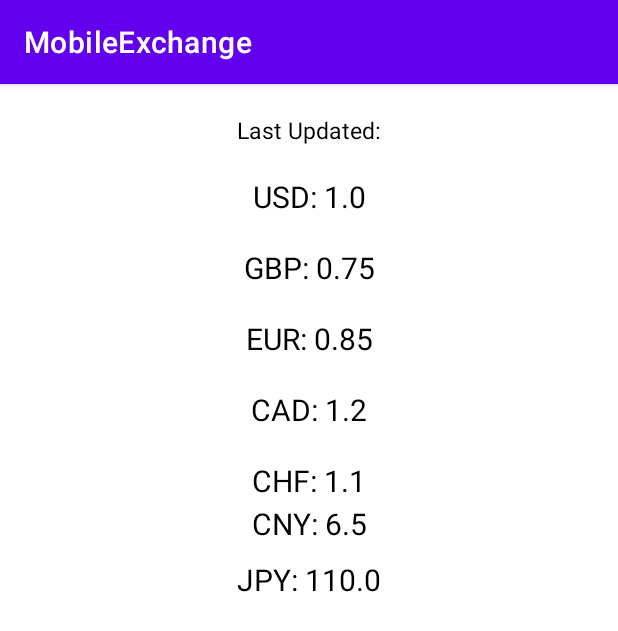
After one commit to Kamil-Matusz/MobileExchange, an Android app: the fragment ExchangeRateFragment shown on its own in the app's theme, on a phone screen of 412 x 824 dp. The commit adds this screen. Shown: the top 631 px of the screen. Run offline under Robolectric (Android 15) with nearby library versions, the phone set to English and light mode, and no system bars.

Commit message:
Currency Rates nav panel

```diff
--- a/MobileExchange/app/build.gradle.kts
+++ b/MobileExchange/app/build.gradle.kts
@@ -40,6 +40,7 @@ android {
 
 dependencies {
 
+    implementation("com.google.code.gson:gson:2.8.9")
     implementation("androidx.core:core-ktx:1.9.0")
     implementation("androidx.appcompat:appcompat:1.6.1")
     implementation("com.google.android.material:material:1.10.0")
--- a/MobileExchange/app/src/main/java/com/example/mobileexchange/MainActivity.kt
+++ b/MobileExchange/app/src/main/java/com/example/mobileexchange/MainActivity.kt
@@ -1,5 +1,6 @@
 package com.example.mobileexchange
 
+import android.app.DownloadManager
 import android.os.Bundle
 import android.view.Menu
 import android.view.MenuItem
@@ -12,6 +13,8 @@ import androidx.navigation.ui.setupActionBarWithNavController
 import androidx.navigation.ui.setupWithNavController
 import androidx.drawerlayout.widget.DrawerLayout
 import androidx.appcompat.app.AppCompatActivity
+import com.example.mobileexchange.R.id.action_currencyRates
+import com.example.mobileexchange.R.id.action_flashlight
 import com.example.mobileexchange.databinding.ActivityMainBinding
 
 class MainActivity : AppCompatActivity() {
@@ -38,7 +41,7 @@ class MainActivity : AppCompatActivity() {
         // menu should be considered as top level destinations.
         appBarConfiguration = AppBarConfiguration(
             setOf(
-                R.id.nav_home, R.id.nav_gallery, R.id.nav_slideshow,R.id.nav_flashlight
+                R.id.nav_home, R.id.nav_gallery, R.id.nav_slideshow,R.id.nav_flashlight,R.id.nav_exchange_rates
             ), drawerLayout
         )
         setupActionBarWithNavController(navController, appBarConfiguration)
@@ -58,14 +61,18 @@ class MainActivity : AppCompatActivity() {
 
     override fun onOptionsItemSelected(item: MenuItem): Boolean {
         when (item.itemId) {
-            R.id.action_flashlight -> {
+            action_flashlight -> {
                 // Naviguj do FlashlightFragment
                 findNavController(R.id.nav_host_fragment_content_main)
                         .navigate(R.id.nav_flashlight)
                 return true
             }
+            action_currencyRates -> {
+                findNavController(R.id.nav_host_fragment_content_main)
+                    .navigate(R.id.nav_exchange_rates)
+                return true
+            }
             else -> return super.onOptionsItemSelected(item)
         }
     }
-
 }
--- /dev/null
+++ b/MobileExchange/app/src/main/java/com/example/mobileexchange/ui/exchange_rate/Currency.kt
@@ -0,0 +1,11 @@
+package com.example.mobileexchange.ui.exchange_rate
+
+class Currency(
+    var USD: Double,
+    var GBP: Double,
+    var EUR: Double,
+    var CAD: Double,
+    var CHF: Double,
+    var CNY: Double,
+    var JPY: Double,
+)
--- /dev/null
+++ b/MobileExchange/app/src/main/java/com/example/mobileexchange/ui/exchange_rate/ExchangeRateFragment.kt
@@ -0,0 +1,56 @@
+// ExchangeRateFragment.kt
+
+package com.example.mobileexchange.ui.exchange_rate
+
+import android.os.Bundle
+import android.view.LayoutInflater
+import android.view.View
+import android.view.ViewGroup
+import androidx.fragment.app.Fragment
+import androidx.lifecycle.ViewModelProvider
+import com.example.mobileexchange.databinding.FragmentCurrencyRatesBinding
+
+class ExchangeRateFragment : Fragment() {
+
+    private var _binding: FragmentCurrencyRatesBinding? = null
+    private val binding get() = _binding!!
+
+    private lateinit var exchangeRateViewModel: ExchangeRateViewModel
+
+    override fun onCreateView(
+        inflater: LayoutInflater,
+        container: ViewGroup?,
+        savedInstanceState: Bundle?
+    ): View {
+        _binding = FragmentCurrencyRatesBinding.inflate(inflater, container, false)
+        val root: View = binding.root
+
+        exchangeRateViewModel = ViewModelProvider(this).get(ExchangeRateViewModel::class.java)
+
+        // Observe the LiveData in the ViewModel
+        exchangeRateViewModel.exchangeRates.observe(viewLifecycleOwner) { currency ->
+            updateUI(currency)
+        }
+
+        // Trigger the network request to get the exchange rates
+        exchangeRateViewModel.getExchangeRates()
+
+        return root
+    }
+
+    private fun updateUI(currency: Currency) {
+        // Update UI with the exchange rates
+        binding.usd.text = "USD: ${currency.USD}"
+        binding.gbp.text = "GBP: ${currency.GBP}"
+        binding.eur.text = "EUR: ${currency.EUR}"
+        binding.cad.text = "CAD: ${currency.CAD}"
+        binding.chf.text = "CHF: ${currency.CHF}"
+        binding.cny.text = "CNY: ${currency.CNY}"
+        binding.jpy.text = "JPY: ${currency.JPY}"
+    }
+
+    override fun onDestroyView() {
+        super.onDestroyView()
+        _binding = null
+    }
+}
--- /dev/null
+++ b/MobileExchange/app/src/main/java/com/example/mobileexchange/ui/exchange_rate/ExchangeRateViewModel.kt
@@ -0,0 +1,27 @@
+// ExchangeRateViewModel.kt
+
+package com.example.mobileexchange.ui.exchange_rate
+
+import androidx.lifecycle.LiveData
+import androidx.lifecycle.MutableLiveData
+import androidx.lifecycle.ViewModel
+import kotlinx.coroutines.Dispatchers
+import kotlinx.coroutines.GlobalScope
+import kotlinx.coroutines.launch
+
+class ExchangeRateViewModel : ViewModel() {
+
+    private val _exchangeRates = MutableLiveData<Currency>()
+    val exchangeRates: LiveData<Currency> = _exchangeRates
+
+    // Dummy data for testing
+    private val dummyRates = Currency(1.0, 0.75, 0.85, 1.2, 1.1, 6.5, 110.0)
+
+    fun getExchangeRates() {
+        // In a real app, you would perform a network request here to get the latest exchange rates
+        // For simplicity, I'm using dummy data
+        GlobalScope.launch(Dispatchers.Main) {
+            _exchangeRates.value = dummyRates
+        }
+    }
+}
--- /dev/null
+++ b/MobileExchange/app/src/main/java/com/example/mobileexchange/ui/exchange_rate/Request.kt
@@ -0,0 +1,7 @@
+package com.example.mobileexchange.ui.exchange_rate
+
+class Request(
+    var result: String,
+    var base_code: String,
+    var rates: Currency
+)
--- /dev/null
+++ b/MobileExchange/app/src/main/res/layout/fragment_currency_rates.xml
@@ -0,0 +1,116 @@
+<!-- fragment_currency_rates.xml -->
+
+<androidx.constraintlayout.widget.ConstraintLayout xmlns:android="http://schemas.android.com/apk/res/android"
+    xmlns:app="http://schemas.android.com/apk/res-auto"
+    android:layout_width="match_parent"
+    android:layout_height="match_parent">
+
+    <TextView
+        android:id="@+id/lastUpdated"
+        android:layout_width="wrap_content"
+        android:layout_height="wrap_content"
+        android:text="Last Updated:"
+        android:textColor="@color/black"
+        android:textSize="15sp"
+        android:layout_marginTop="20dp"
+        app:layout_constraintLeft_toLeftOf="parent"
+        app:layout_constraintRight_toRightOf="parent"
+        app:layout_constraintTop_toTopOf="parent" />
+
+    <TextView
+        android:id="@+id/usd"
+        android:layout_width="wrap_content"
+        android:layout_height="wrap_content"
+        android:text="@string/usd"
+        android:textColor="@color/black"
+        android:textSize="20sp"
+        android:layout_marginTop="20dp"
+        app:layout_constraintLeft_toLeftOf="parent"
+        app:layout_constraintRight_toRightOf="parent"
+        app:layout_constraintTop_toBottomOf="@+id/lastUpdated" />
+
+    <TextView
+        android:id="@+id/gbp"
+        android:layout_width="wrap_content"
+        android:layout_height="wrap_content"
+        android:text="@string/gbp"
+        android:textColor="@color/black"
+        android:textSize="20sp"
+        android:layout_marginTop="20dp"
+        app:layout_constraintLeft_toLeftOf="parent"
+        app:layout_constraintRight_toRightOf="parent"
+        app:layout_constraintTop_toBottomOf="@+id/usd" />
+
+    <TextView
+        android:id="@+id/eur"
+        android:layout_width="wrap_content"
+        android:layout_height="wrap_content"
+        android:text="@string/eur"
+        android:textColor="@color/black"
+        android:textSize="20sp"
+        android:layout_marginTop="20dp"
+        app:layout_constraintLeft_toLeftOf="parent"
+        app:layout_constraintRight_toRightOf="parent"
+        app:layout_constraintTop_toBottomOf="@+id/gbp" />
+
+    <TextView
+        android:id="@+id/cad"
+        android:layout_width="wrap_content"
+        android:layout_height="wrap_content"
+        android:text="@string/cad"
+        android:textColor="@color/black"
+        android:textSize="20sp"
+        android:layout_marginTop="20dp"
+        app:layout_constraintLeft_toLeftOf="parent"
+        app:layout_constraintRight_toRightOf="parent"
+        app:layout_constraintTop_toBottomOf="@+id/eur" />
+
+    <TextView
+        android:id="@+id/chf"
+        android:layout_width="wrap_content"
+        android:layout_height="wrap_content"
+        android:text="@string/chf"
+        android:textColor="@color/black"
+        android:textSize="20sp"
+        android:layout_marginTop="20dp"
+        app:layout_constraintLeft_toLeftOf="parent"
+        app:layout_constraintRight_toRightOf="parent"
+        app:layout_constraintTop_toBottomOf="@+id/cad" />
+
+    <TextView
+        android:id="@+id/cny"
+        android:layout_width="wrap_content"
+        android:layout_height="wrap_content"
+        android:text="@string/cny"
+        android:textColor="@color/black"
+        android:textSize="20sp"
+        android:layout_marginTop="1dp"
+        app:layout_constraintLeft_toLeftOf="parent"
+        app:layout_constraintRight_toRightOf="parent"
+        app:layout_constraintTop_toBottomOf="@+id/chf" />
+
+    <TextView
+        android:id="@+id/jpy"
+        android:layout_width="wrap_content"
+        android:layout_height="wrap_content"
+        android:text="@string/jpy"
+        android:textColor="@color/black"
+        android:textSize="20sp"
+        android:layout_marginTop="10dp"
+        app:layout_constraintLeft_toLeftOf="parent"
+        app:layout_constraintRight_toRightOf="parent"
+        app:layout_constraintTop_toBottomOf="@+id/cny" />
+
+    <TextView
+        android:id="@+id/baseCurrency"
+        android:layout_width="wrap_content"
+        android:layout_height="wrap_content"
+        android:text="@string/baseCurrency"
+        android:textColor="@color/black"
+        android:textSize="20sp"
+        android:layout_marginTop="10dp"
+        app:layout_constraintLeft_toLeftOf="parent"
+        app:layout_constraintRight_toRightOf="parent"
+        app:layout_constraintTop_toBottomOf="@+id/jpy" />
+
+</androidx.constraintlayout.widget.ConstraintLayout>
--- a/MobileExchange/app/src/main/res/menu/main.xml
+++ b/MobileExchange/app/src/main/res/menu/main.xml
@@ -13,4 +13,9 @@
         android:title="Flashlight"
         app:showAsAction="ifRoom" />
 
+    <item
+        android:id="@+id/action_currencyRates"
+        android:icon="@drawable/ic_menu_exchange_rates"
+        android:title="Exchange Rates"
+        app:showAsAction="ifRoom" />
 </menu>
--- a/MobileExchange/app/src/main/res/navigation/mobile_navigation.xml
+++ b/MobileExchange/app/src/main/res/navigation/mobile_navigation.xml
@@ -30,4 +30,10 @@
         tools:layout="@layout/fragment_flashlight">
     </fragment>
 
+    <fragment
+        android:id="@+id/nav_exchange_rates"
+        android:name="com.example.mobileexchange.ui.exchange_rate.ExchangeRateFragment"
+        android:label="@string/menu_exchange_rates"
+        tools:layout="@layout/fragment_currency_rates">
+    </fragment>
 </navigation>
--- a/MobileExchange/app/src/main/res/values/strings.xml
+++ b/MobileExchange/app/src/main/res/values/strings.xml
@@ -12,4 +12,13 @@
     <string name="menu_slideshow">Slideshow</string>
     <string name="menu_flashlight">Flashlight</string>
     <string name="menu_exchange_rates">Exchange Rates</string>
+    <string name="usd">USD:</string>
+    <string name="gbp">GBP:</string>
+    <string name="eur">EUR:</string>
+    <string name="cad">CAD:</string>
+    <string name="chf">CHF:\n</string>
+    <string name="cny">CNY:</string>
+    <string name="jpy">JPY:</string>
+    <string name="error" />
+    <string name="baseCurrency" />
 </resources>
```
